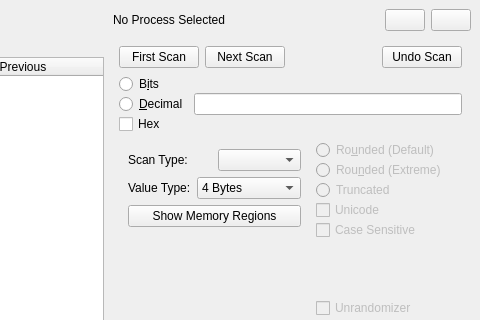
Old version of the form application/GUI/MainWindow.ui in the repository vikke1234/PINCE; both pictures show x 267 to 747 and y 0 to 320 of the 747 by 659 pixel window.
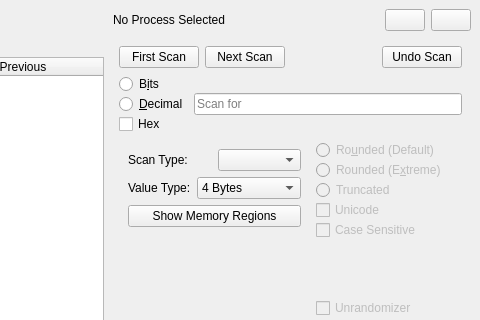
New version of the form.

```diff
--- a/application/GUI/MainWindow.ui
+++ b/application/GUI/MainWindow.ui
@@ -316,7 +316,11 @@
             </widget>
            </item>
            <item>
-            <widget class="QLineEdit" name="lineEdit_Scan"/>
+            <widget class="QLineEdit" name="lineEdit_Scan">
+             <property name="placeholderText">
+              <string>Scan for</string>
+             </property>
+            </widget>
            </item>
           </layout>
          </item>
@@ -460,7 +464,7 @@
                  <string>Not currently supported</string>
                 </property>
                 <property name="text">
-                 <string>Rou&amp;nded (Extreme)</string>
+                 <string>Rounded (E&amp;xtreme)</string>
                 </property>
                </widget>
               </item>
```
Left out of the diff: 6 changed lines with no effect on the pictures.
